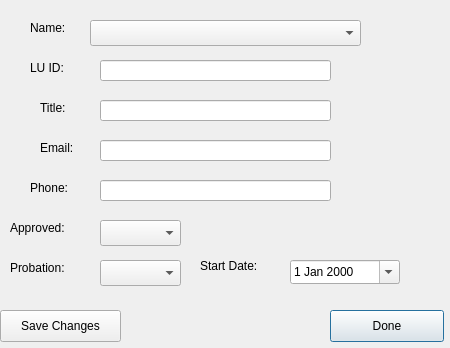
Old version of the form LAWRENTIAN/LuD/editemployeeinfo.ui in the repository pyridine/LAWRENTIAN.
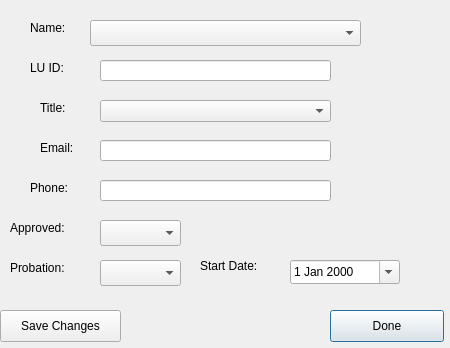
New version of the form.

Commit message:
Small changes to edit employee info window
fuckin DONE YEAH

```diff
--- a/LAWRENTIAN/LuD/editemployeeinfo.ui
+++ b/LAWRENTIAN/LuD/editemployeeinfo.ui
@@ -111,16 +111,6 @@
     </rect>
    </property>
   </widget>
-  <widget class="QLineEdit" name="titleTextField">
-   <property name="geometry">
-    <rect>
-     <x>100</x>
-     <y>100</y>
-     <width>231</width>
-     <height>21</height>
-    </rect>
-   </property>
-  </widget>
   <widget class="QLineEdit" name="emailTextField">
    <property name="geometry">
     <rect>
@@ -232,6 +222,16 @@
     <bool>true</bool>
    </property>
   </widget>
+  <widget class="QComboBox" name="titleComboBaucks">
+   <property name="geometry">
+    <rect>
+     <x>100</x>
+     <y>100</y>
+     <width>231</width>
+     <height>22</height>
+    </rect>
+   </property>
+  </widget>
  </widget>
  <resources/>
  <connections/>
```
The commit also changes 8 other files.
